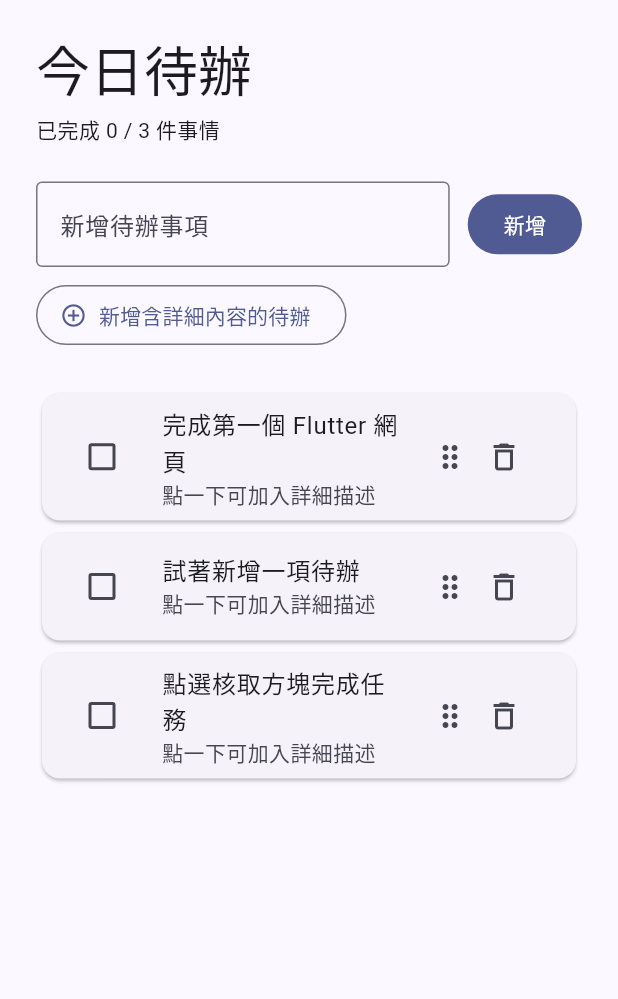
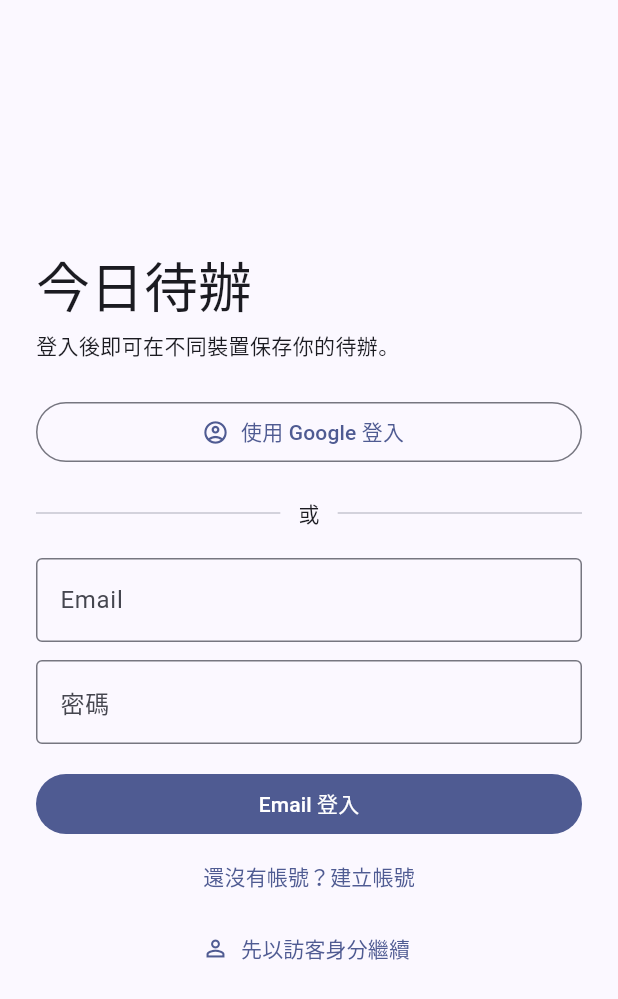
Before and after one commit to DisappearPing/MyFirstAITestApp, a Flutter app: the screen it shows after launch, on a phone screen of 412 x 824 dp. Shown: the top 999 px of the screen. Run offline on Flutter 3.47's test engine with Material 3 defaults, Android fonts, the phone set to English and light mode, and no system bars; our stand-ins replace cloud_firestore, firebase_auth, firebase_core, google_sign_in; accounts and stored records are empty.

Commit message:
Add Firebase auth, Firestore sync, and account flow

```diff
--- a/lib/app/app.dart
+++ b/lib/app/app.dart
@@ -1,11 +1,9 @@
 import 'package:flutter/material.dart';
-import 'package:my_first_app/features/todos/presentation/pages/todo_list_page.dart';
-import 'package:my_first_app/features/todos/presentation/view_models/todo_list_view_model.dart';
 
 class TodoApp extends StatelessWidget {
-  const TodoApp({super.key, required this.viewModel});
+  const TodoApp({super.key, required this.home});
 
-  final TodoListViewModel viewModel;
+  final Widget home;
 
   @override
   Widget build(BuildContext context) {
@@ -16,7 +14,7 @@ class TodoApp extends StatelessWidget {
         colorScheme: ColorScheme.fromSeed(seedColor: const Color(0xFF3454D1)),
         useMaterial3: true,
       ),
-      home: TodoListPage(viewModel: viewModel),
+      home: home,
     );
   }
 }
--- /dev/null
+++ b/lib/features/auth/data/repositories/auth_repository.dart
@@ -0,0 +1,11 @@
+import 'package:my_first_app/features/auth/domain/models/app_user.dart';
+
+abstract interface class AuthRepository {
+  Stream<AppUser?> get authStateChanges;
+
+  Future<void> signInAnonymously();
+  Future<void> signInWithGoogle();
+  Future<void> signInWithEmail(String email, String password);
+  Future<void> registerWithEmail(String email, String password);
+  Future<void> signOut();
+}
--- /dev/null
+++ b/lib/features/auth/domain/models/app_user.dart
@@ -0,0 +1,13 @@
+class AppUser {
+  const AppUser({
+    required this.id,
+    required this.isAnonymous,
+    this.email,
+    this.displayName,
+  });
+
+  final String id;
+  final bool isAnonymous;
+  final String? email;
+  final String? displayName;
+}
--- /dev/null
+++ b/lib/features/auth/presentation/pages/auth_gate.dart
@@ -0,0 +1,114 @@
+import 'dart:async';
+
+import 'package:flutter/material.dart';
+import 'package:my_first_app/features/auth/data/repositories/auth_repository.dart';
+import 'package:my_first_app/features/auth/presentation/pages/account_page.dart';
+import 'package:my_first_app/features/auth/presentation/pages/auth_page.dart';
+import 'package:my_first_app/features/auth/presentation/view_models/auth_view_model.dart';
+import 'package:my_first_app/features/todos/data/repositories/firestore_todo_repository.dart';
+import 'package:my_first_app/features/todos/presentation/pages/todo_list_page.dart';
+import 'package:my_first_app/features/todos/presentation/view_models/todo_list_view_model.dart';
+
+class AuthGate extends StatefulWidget {
+  const AuthGate({super.key, required this.authRepository});
+
+  final AuthRepository authRepository;
+
+  @override
+  State<AuthGate> createState() => _AuthGateState();
+}
+
+class _AuthGateState extends State<AuthGate> {
+  late final AuthViewModel _authViewModel;
+  TodoListViewModel? _todoViewModel;
+  String? _todoUserId;
+  bool _showAccountPage = false;
+
+  @override
+  void initState() {
+    super.initState();
+    _authViewModel = AuthViewModel(widget.authRepository)..addListener(_onAuthChanged);
+    _authViewModel.initialize();
+  }
+
+  void _onAuthChanged() {
+    final user = _authViewModel.user;
+    if (user != null && !user.isAnonymous) _showAccountPage = false;
+    if (user?.id != _todoUserId) {
+      _todoViewModel?.dispose();
+      _todoUserId = user?.id;
+      _todoViewModel = user == null
+          ? null
+          : TodoListViewModel(FirestoreTodoRepository(userId: user.id));
+    }
+    if (mounted) setState(() {});
+  }
+
+  void _signOut() {
+    setState(() => _showAccountPage = false);
+    unawaited(_authViewModel.signOut());
+  }
+
+  @override
+  void dispose() {
+    _authViewModel
+      ..removeListener(_onAuthChanged)
+      ..dispose();
+    _todoViewModel?.dispose();
+    super.dispose();
+  }
+
+  @override
+  Widget build(BuildContext context) {
+    if (_authViewModel.isInitializing) {
+      return const Scaffold(body: Center(child: CircularProgressIndicator()));
+    }
+    final user = _authViewModel.user;
+    final Widget page;
+    if (user == null) {
+      page = AuthPage(
+        key: const ValueKey('sign-in'),
+        viewModel: _authViewModel,
+        onContinueAsGuest: () => unawaited(_authViewModel.continueAsGuest()),
+      );
+    } else if (_showAccountPage && user.isAnonymous) {
+      page = AuthPage(
+        key: const ValueKey('register'),
+        viewModel: _authViewModel,
+        onCancel: () => setState(() => _showAccountPage = false),
+      );
+    } else if (_showAccountPage) {
+      page = AccountPage(
+        key: const ValueKey('account'),
+        user: user,
+        onBack: () => setState(() => _showAccountPage = false),
+        onSignOut: _signOut,
+      );
+    } else {
+      page = TodoListPage(
+        key: ValueKey('todos-${user.id}'),
+        viewModel: _todoViewModel!,
+        userEmail: user.email,
+        isGuest: user.isAnonymous,
+        onSignOut: _signOut,
+        onOpenAccount: () => setState(() => _showAccountPage = true),
+      );
+    }
+    return AnimatedSwitcher(
+      duration: const Duration(milliseconds: 280),
+      switchInCurve: Curves.easeOut,
+      switchOutCurve: Curves.easeIn,
+      transitionBuilder: (child, animation) => FadeTransition(
+        opacity: animation,
+        child: SlideTransition(
+          position: Tween<Offset>(
+            begin: const Offset(0.02, 0),
+            end: Offset.zero,
+          ).animate(animation),
+          child: child,
+        ),
+      ),
+      child: page,
+    );
+  }
+}
--- /dev/null
+++ b/lib/features/auth/presentation/pages/auth_page.dart
@@ -0,0 +1,184 @@
+import 'dart:async';
+
+import 'package:flutter/foundation.dart';
+import 'package:flutter/material.dart';
+import 'package:my_first_app/features/auth/presentation/view_models/auth_view_model.dart';
+
+class AuthPage extends StatefulWidget {
+  const AuthPage({
+    super.key,
+    required this.viewModel,
+    this.onCancel,
+    this.onContinueAsGuest,
+  });
+
+  final AuthViewModel viewModel;
+  final VoidCallback? onCancel;
+  final VoidCallback? onContinueAsGuest;
+
+  @override
+  State<AuthPage> createState() => _AuthPageState();
+}
+
+class _AuthPageState extends State<AuthPage> {
+  final _formKey = GlobalKey<FormState>();
+  final _emailController = TextEditingController();
+  final _passwordController = TextEditingController();
+  bool _isRegistering = false;
+
+  @override
+  void dispose() {
+    _emailController.dispose();
+    _passwordController.dispose();
+    super.dispose();
+  }
+
+  Future<void> _submitEmail() async {
+    if (!_formKey.currentState!.validate()) return;
+    if (_isRegistering || (widget.viewModel.user?.isAnonymous ?? false)) {
+      await widget.viewModel.registerWithEmail(
+        _emailController.text.trim(),
+        _passwordController.text,
+      );
+    } else {
+      await widget.viewModel.signInWithEmail(
+        _emailController.text.trim(),
+        _passwordController.text,
+      );
+    }
+  }
+
+  @override
+  Widget build(BuildContext context) {
+    final isGuest = widget.viewModel.user?.isAnonymous ?? false;
+    final returnsToTodos = (isGuest && widget.onCancel != null) ||
+        (!isGuest && widget.onContinueAsGuest != null);
+    return PopScope(
+      canPop: !returnsToTodos,
+      onPopInvokedWithResult: (didPop, _) {
+        if (!didPop) {
+          if (isGuest) {
+            widget.onCancel?.call();
+          } else {
+            widget.onContinueAsGuest?.call();
+          }
+        }
+      },
+      child: Scaffold(
+        appBar: isGuest && kIsWeb
+            ? AppBar(
+                leading: IconButton(
+                  icon: const Icon(Icons.arrow_back),
+                  tooltip: '返回待辦',
+                  onPressed: widget.onCancel,
+                ),
+                title: const Text('建立帳號'),
+              )
+            : null,
+        body: SafeArea(
+        child: Center(
+          child: ConstrainedBox(
+            constraints: const BoxConstraints(maxWidth: 420),
+            child: Padding(
+              padding: const EdgeInsets.all(24),
+              child: ListenableBuilder(
+                listenable: widget.viewModel,
+                builder: (context, _) => Column(
+                  mainAxisAlignment: MainAxisAlignment.center,
+                  crossAxisAlignment: CrossAxisAlignment.stretch,
+                  children: [
+                    Text(
+                      isGuest ? '保留訪客待辦' : '今日待辦',
+                      style: Theme.of(context).textTheme.displaySmall,
+                    ),
+                    const SizedBox(height: 8),
+                    Text(
+                      isGuest
+                          ? '你正在使用訪客模式。建立帳號可保留目前待辦。'
+                          : '登入後即可在不同裝置保存你的待辦。',
+                    ),
+                    const SizedBox(height: 24),
+                    OutlinedButton.icon(
+                      onPressed: widget.viewModel.isSubmitting
+                          ? null
+                          : () => unawaited(widget.viewModel.signInWithGoogle()),
+                      icon: const Icon(Icons.account_circle_outlined),
+                      label: Text(
+                        isGuest ? '使用 Google 註冊並保留待辦' : '使用 Google 登入',
+                      ),
+                    ),
+                    const Padding(
+                      padding: EdgeInsets.symmetric(vertical: 20),
+                      child: Row(
+                        children: [Expanded(child: Divider()), Padding(padding: EdgeInsets.symmetric(horizontal: 12), child: Text('或')), Expanded(child: Divider())],
+                      ),
+                    ),
+                    Form(
+                      key: _formKey,
+                      child: Column(
+                        children: [
+                          TextFormField(
+                            controller: _emailController,
+                            keyboardType: TextInputType.emailAddress,
+                            autofillHints: const [AutofillHints.email],
+                            decoration: const InputDecoration(labelText: 'Email', border: OutlineInputBorder()),
+                            validator: (value) => value != null && value.contains('@') ? null : '請輸入正確的 Email',
+                          ),
+                          const SizedBox(height: 12),
+                          TextFormField(
+                            controller: _passwordController,
+                            obscureText: true,
+                            autofillHints: const [AutofillHints.password],
+                            decoration: const InputDecoration(labelText: '密碼', border: OutlineInputBorder()),
+                            validator: (value) => value != null && value.length >= 6 ? null : '密碼至少 6 個字元',
+                          ),
+                        ],
+                      ),
+                    ),
+                    if (widget.viewModel.errorMessage case final message?) ...[
+                      const SizedBox(height: 12),
+                      Text(message, style: TextStyle(color: Theme.of(context).colorScheme.error)),
+                    ],
+                    const SizedBox(height: 16),
+                    FilledButton(
+                      onPressed: widget.viewModel.isSubmitting ? null : () => unawaited(_submitEmail()),
+                      child: Text(
+                        widget.viewModel.isSubmitting
+                            ? '處理中…'
+                            : (isGuest || _isRegistering)
+                            ? '建立並綁定 Email 帳號'
+                            : 'Email 登入',
+                      ),
+                    ),
+                    if (!isGuest)
+                      TextButton(
+                        onPressed: widget.viewModel.isSubmitting
+                            ? null
+                            : () => setState(
+                                () => _isRegistering = !_isRegistering,
+                              ),
+                        child: Text(
+                          _isRegistering
+                              ? '已有帳號？改為登入'
+                              : '還沒有帳號？建立帳號',
+                        ),
+                      ),
+                    if (!isGuest && widget.onContinueAsGuest != null)
+                      TextButton.icon(
+                        onPressed: widget.viewModel.isSubmitting
+                            ? null
+                            : widget.onContinueAsGuest,
+                        icon: const Icon(Icons.person_outline),
+                        label: const Text('先以訪客身分繼續'),
+                      ),
+                  ],
+                ),
+              ),
+            ),
+          ),
+        ),
+        ),
+      ),
+    );
+  }
+}
--- /dev/null
+++ b/lib/features/auth/presentation/view_models/auth_view_model.dart
@@ -0,0 +1,69 @@
+import 'dart:async';
+
+import 'package:firebase_auth/firebase_auth.dart';
+import 'package:flutter/foundation.dart';
+import 'package:google_sign_in/google_sign_in.dart';
+import 'package:my_first_app/features/auth/data/repositories/auth_repository.dart';
+import 'package:my_first_app/features/auth/domain/models/app_user.dart';
+
+class AuthViewModel extends ChangeNotifier {
+  AuthViewModel(this._repository);
+
+  final AuthRepository _repository;
+  StreamSubscription<AppUser?>? _subscription;
+  AppUser? _user;
+  bool _isInitializing = true;
+  bool _isSubmitting = false;
+  String? _errorMessage;
+
+  AppUser? get user => _user;
+  bool get isInitializing => _isInitializing;
+  bool get isSubmitting => _isSubmitting;
+  String? get errorMessage => _errorMessage;
+
+  void initialize() {
+    _subscription ??= _repository.authStateChanges.listen((user) {
+      _user = user;
+      _isInitializing = false;
+      notifyListeners();
+    });
+  }
+
+  Future<void> continueAsGuest() => _run(_repository.signInAnonymously);
+  Future<void> signInWithGoogle() => _run(_repository.signInWithGoogle);
+  Future<void> signOut() => _run(_repository.signOut);
+  Future<void> signInWithEmail(String email, String password) =>
+      _run(() => _repository.signInWithEmail(email, password));
+  Future<void> registerWithEmail(String email, String password) =>
+      _run(() => _repository.registerWithEmail(email, password));
+
+  Future<void> _run(Future<void> Function() action) async {
+    _errorMessage = null;
+    _isSubmitting = true;
+    notifyListeners();
+    try {
+      await action();
+    } on FirebaseAuthException catch (error) {
+      _errorMessage = switch (error.code) {
+        'invalid-credential' || 'wrong-password' || 'user-not-found' => 'Email 或密碼不正確。',
+        'email-already-in-use' => '這個 Email 已被註冊。',
+        'weak-password' => '密碼至少需要 6 個字元。',
+        'invalid-email' => '請輸入正確的 Email。',
+        _ => error.message ?? '登入失敗，請稍後再試。',
+      };
+    } on GoogleSignInException catch (error) {
+      _errorMessage = 'Google 登入未完成：${error.code.name}。';
+    } catch (_) {
+      _errorMessage = '操作失敗，請稍後再試。';
+    } finally {
+      _isSubmitting = false;
+      notifyListeners();
+    }
+  }
+
+  @override
+  void dispose() {
+    _subscription?.cancel();
+    super.dispose();
+  }
+}
--- /dev/null
+++ b/lib/features/todos/data/repositories/firestore_todo_repository.dart
@@ -0,0 +1,40 @@
+import 'package:cloud_firestore/cloud_firestore.dart';
+import 'package:my_first_app/features/todos/data/repositories/todo_repository.dart';
+import 'package:my_first_app/features/todos/domain/models/todo.dart';
+
+class FirestoreTodoRepository implements TodoRepository {
+  FirestoreTodoRepository({required this.userId, FirebaseFirestore? firestore})
+    : _firestore = firestore ?? FirebaseFirestore.instance;
+
+  final String userId;
+  final FirebaseFirestore _firestore;
+
+  CollectionReference<Map<String, dynamic>> get _todos => _firestore
+      .collection('users')
+      .doc(userId)
+      .collection('todos');
+
+  @override
+  Future<List<Todo>> getTodos() async {
+    final snapshot = await _todos.orderBy('position').get();
+    return snapshot.docs
+        .map((document) => Todo.fromJson(document.id, document.data()))
+        .toList();
+  }
+
+  @override
+  Future<void> saveTodos(List<Todo> todos) async {
+    final existing = await _todos.get();
+    final todoIds = todos.map((todo) => todo.id).toSet();
+    final batch = _firestore.batch();
+
+    for (final document in existing.docs) {
+      if (!todoIds.contains(document.id)) batch.delete(document.reference);
+    }
+    for (var index = 0; index < todos.length; index++) {
+      final todo = todos[index];
+      batch.set(_todos.doc(todo.id), todo.toJson(position: index));
+    }
+    await batch.commit();
+  }
+}
--- a/lib/features/todos/domain/models/todo.dart
+++ b/lib/features/todos/domain/models/todo.dart
@@ -19,4 +19,18 @@ class Todo {
       isDone: isDone ?? this.isDone,
     );
   }
+
+  Map<String, Object> toJson({required int position}) => {
+    'title': title,
+    'description': description,
+    'isDone': isDone,
+    'position': position,
+  };
+
+  factory Todo.fromJson(String id, Map<String, dynamic> json) => Todo(
+    id: id,
+    title: json['title'] as String? ?? '',
+    description: json['description'] as String? ?? '',
+    isDone: json['isDone'] as bool? ?? false,
+  );
 }
--- a/pubspec.yaml
+++ b/pubspec.yaml
@@ -34,6 +34,10 @@ dependencies:
   # The following adds the Cupertino Icons font to your application.
   # Use with the CupertinoIcons class for iOS style icons.
   cupertino_icons: ^1.0.8
+  cloud_firestore: any
+  firebase_auth: any
+  firebase_core: any
+  google_sign_in: any
 
 dev_dependencies:
   flutter_test:
```
Also changed, not shown: lib/features/auth/data/repositories/firebase_auth_repository.dart (added, +92 -0 lines), lib/features/auth/presentation/pages/account_page.dart (added, +86 -0 lines), lib/features/todos/presentation/pages/todo_list_page.dart (+34 -2 lines), lib/main.dart (+15 -7 lines), firebase.json, lib/firebase_options.dart (added), pubspec.lock, 9 other files.
